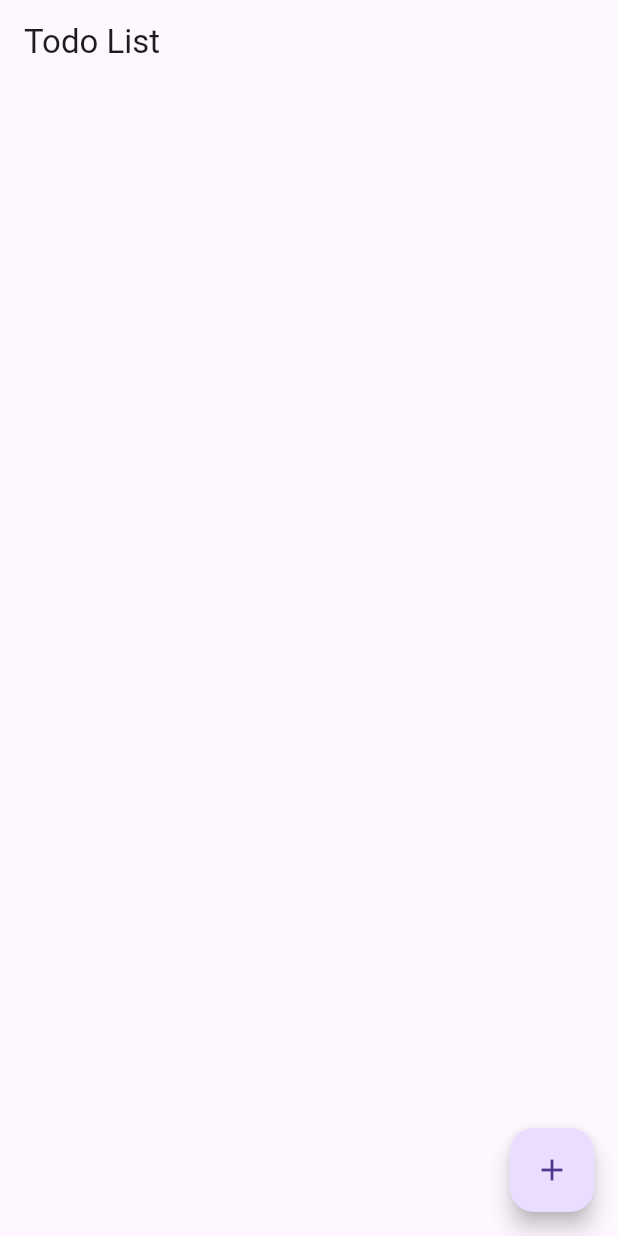
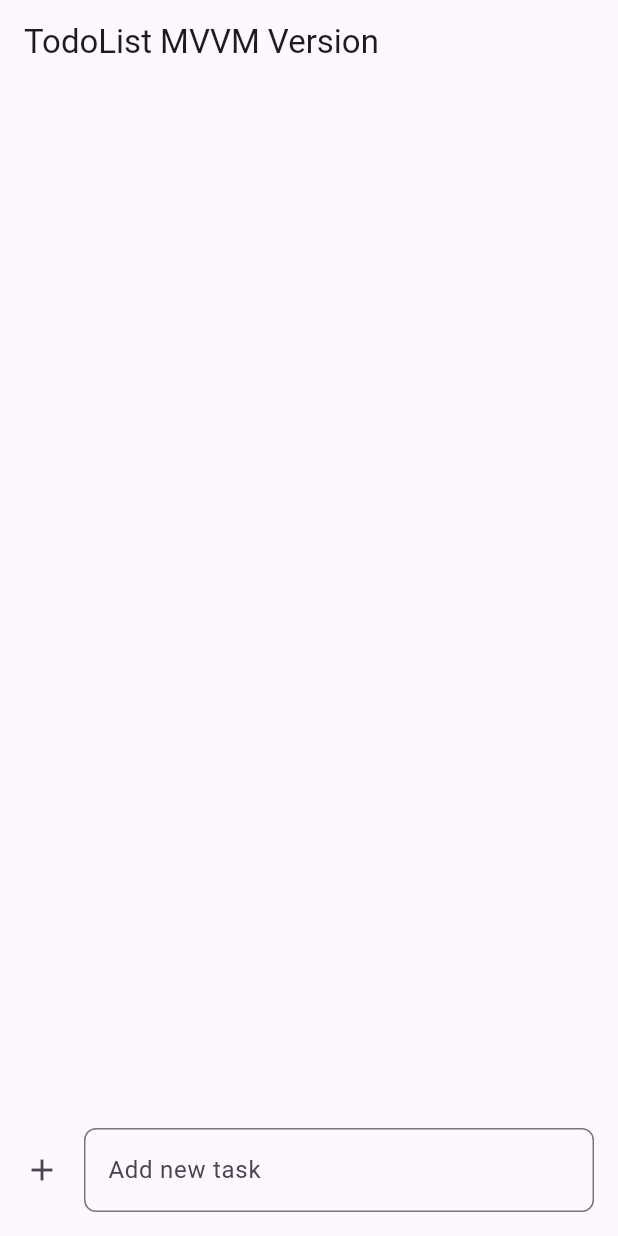
Before and after one commit to Machillka/flutter-todo-list, a Flutter app: the screen it shows after launch, on a phone screen of 412 x 824 dp. Run offline on Flutter 3.47's test engine with Material 3 defaults, Android fonts, the phone set to English and light mode, and no system bars.

Commit message:
refactor: implement MVVM architecture for Todo List app

```diff
--- a/lib/main.dart
+++ b/lib/main.dart
@@ -1,9 +1,36 @@
 import 'package:flutter/material.dart';
+import 'package:provider/provider.dart';
+// import 'package:todo_list/presenter/todopresenter.dart';
 // import 'pages/mainpage.dart';
-import 'presenter/todopresenter.dart';
+// import 'presenter/todopresenter.dart';
+import 'view/todolistview.dart';
+import 'viewmodel/todolistviewmodel.dart';
+
+// void main() {
+//   runApp(const MainApp());
+// }
+
+// class MainApp extends StatelessWidget {
+//   const MainApp({super.key});
+
+//   @override
+//   Widget build(BuildContext context) {
+//     return MaterialApp(
+//       title: 'Todo List',
+//       theme: ThemeData(primaryColor: Colors.blue),
+//       // home: TodoListMainPage(),
+//       home: TodoScreen(),
+//     );
+//   }
+// }
 
 void main() {
-  runApp(const MainApp());
+  runApp(
+    ChangeNotifierProvider(
+      create: (_) => TodoItemViewModel(),
+      child: const MainApp(),
+    ),
+  );
 }
 
 class MainApp extends StatelessWidget {
@@ -11,11 +38,6 @@ class MainApp extends StatelessWidget {
 
   @override
   Widget build(BuildContext context) {
-    return MaterialApp(
-      title: 'Todo List',
-      theme: ThemeData(primaryColor: Colors.blue),
-      // home: TodoListMainPage(),
-      home: TodoScreen(),
-    );
+    return MaterialApp(title: "Todo List MVVM Version", home: TodoListScreen());
   }
 }
--- a/lib/model/todomodel.dart
+++ b/lib/model/todomodel.dart
@@ -11,9 +11,22 @@ class TodoTaskInformation {
   });
 }
 
+class TodoItem {
+  String id;
+  String title;
+  bool isCompleted;
+
+  TodoItem({
+    required this.id,
+    required this.title,
+    this.isCompleted = false,
+  });
+}
+
+
 // 管理所有的待办任务
 class TasksManager {
-  List<TodoTaskInformation> _tasks = [];
+  final List<TodoTaskInformation> _tasks = [];
   List<TodoTaskInformation> getTasks() => _tasks;
 
   void addTask(String title) {
--- a/lib/presenter/todopresenter.dart
+++ b/lib/presenter/todopresenter.dart
@@ -42,7 +42,7 @@ class _TodoScreenState extends State<TodoScreen> implements TodoView {
     presenter.loadTasks();
   }
 
-  @override
+  @override // 更新数据
   void showTasks(List<TodoTaskInformation> updatedTasks) {
     setState(() {
       tasks = updatedTasks;
--- /dev/null
+++ b/lib/view/todolistview.dart
@@ -0,0 +1,62 @@
+import 'package:flutter/material.dart';
+import 'package:provider/provider.dart';
+import '../viewmodel/todolistviewmodel.dart';
+
+class TodoListScreen extends StatelessWidget {
+  TodoListScreen({super.key});
+  final TextEditingController _textEditingController = TextEditingController();
+
+  @override
+  Widget build(BuildContext context) {
+    final TodoItemViewModel todoViewModel = Provider.of<TodoItemViewModel>(
+      context,
+    );
+
+    return Scaffold(
+      appBar: AppBar(title: const Text("TodoList MVVM Version")),
+      body: Column(
+        children: [
+          Expanded(
+            child: ListView.builder(
+              itemCount: todoViewModel.todos.length,
+              itemBuilder: (context, index) {
+                final todo = todoViewModel.todos[index];
+                return ListTile(
+                  title: Text(
+                    todo.title,
+                    style: TextStyle(
+                      decoration:
+                          todo.isCompleted ? TextDecoration.lineThrough : null,
+                    ),
+                  ),
+                  trailing: Checkbox(
+                    value: todo.isCompleted,
+                    onChanged: (_) => todoViewModel.toggleTodo(todo.id),
+                  ),
+                  onLongPress: () => todoViewModel.removeTodo(todo.id),
+                );
+              },
+            ),
+          ),
+          Padding(
+            padding: const EdgeInsets.all(16.0),
+            child: TextField(
+              controller: _textEditingController,
+              decoration: const InputDecoration(
+                icon: Icon(Icons.add),
+                hintText: "Add new task",
+                border: OutlineInputBorder(
+                  borderRadius: BorderRadius.all(Radius.circular(8.0)),
+                ),
+              ),
+              onSubmitted: (value) {
+                todoViewModel.addTodo(value);
+                _textEditingController.clear();
+              },
+            ),
+          ),
+        ],
+      ),
+    );
+  }
+}
--- /dev/null
+++ b/lib/viewmodel/todolistviewmodel.dart
@@ -0,0 +1,28 @@
+import 'package:flutter/material.dart';
+import '../model/todomodel.dart';
+
+class TodoItemViewModel extends ChangeNotifier {
+  List<TodoItem> _todos = [];
+
+  List<TodoItem> get todos => _todos;
+
+  void addTodo(String title) {
+    _todos.add(TodoItem(id: DateTime.now().toString(), title: title));
+    notifyListeners();
+  }
+
+  void toggleTodo(String id) {
+    _todos = _todos.map((todo) {
+      if (todo.id == id) {
+        return TodoItem(id: todo.id, title: todo.title, isCompleted: !todo.isCompleted);
+      }
+      return todo;
+    }).toList();
+    notifyListeners();
+  }
+
+  void removeTodo(String id) {
+    _todos.removeWhere((todo) => todo.id == id);
+    notifyListeners();
+  }
+}
--- a/pubspec.yaml
+++ b/pubspec.yaml
@@ -9,6 +9,7 @@ environment:
 dependencies:
   flutter:
     sdk: flutter
+  provider: ^6.1.5
 
 dev_dependencies:
   flutter_test:
```
Also changed, not shown: pubspec.lock.
